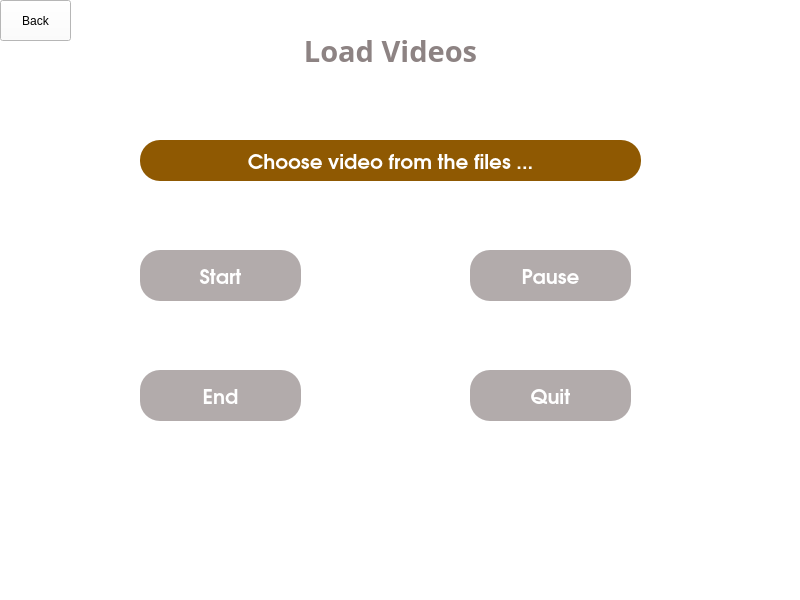
Above: ui/load_video.ui from Bassel-A-Elazab/SocialDistancingDetecor_DesktopApplication_using_Pyhton-OpenCV-YOLO-Birds-Eye-View before the change. Below: the same form after it.
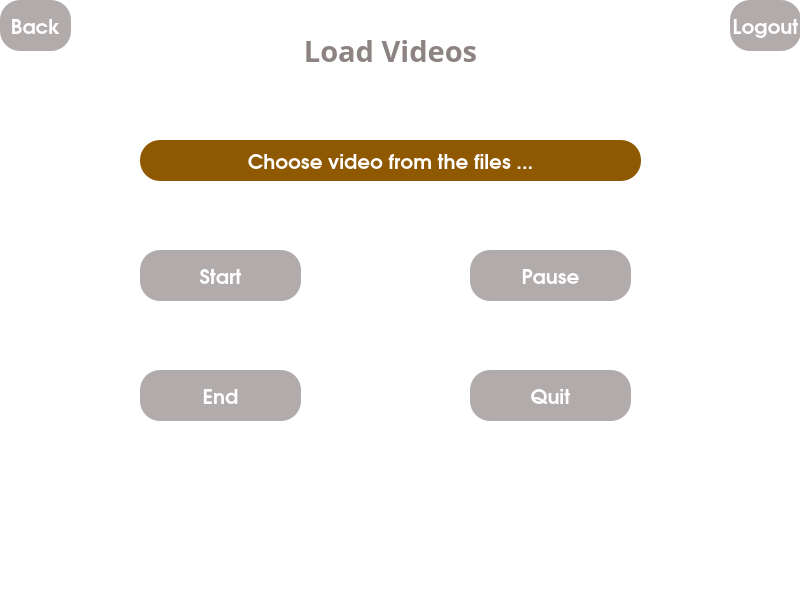
That is the form after the change.

Commit message: Add a Logout button to exit from the desktop-app

```diff
--- a/ui/load_video.ui
+++ b/ui/load_video.ui
@@ -182,13 +182,52 @@
       <x>0</x>
       <y>0</y>
       <width>71</width>
-      <height>41</height>
+      <height>51</height>
      </rect>
     </property>
+    <property name="font">
+     <font>
+      <family>URW Gothic L</family>
+      <pointsize>15</pointsize>
+      <weight>75</weight>
+      <bold>true</bold>
+     </font>
+    </property>
+    <property name="styleSheet">
+     <string notr="true">background-color:rgb(178, 171, 171);
+color: rgb(255, 255, 255);
+border-radius: 20px;</string>
+    </property>
     <property name="text">
      <string>Back</string>
     </property>
    </widget>
+   <widget class="QPushButton" name="logout">
+    <property name="geometry">
+     <rect>
+      <x>730</x>
+      <y>0</y>
+      <width>71</width>
+      <height>51</height>
+     </rect>
+    </property>
+    <property name="font">
+     <font>
+      <family>URW Gothic L</family>
+      <pointsize>15</pointsize>
+      <weight>75</weight>
+      <bold>true</bold>
+     </font>
+    </property>
+    <property name="styleSheet">
+     <string notr="true">background-color:rgb(178, 171, 171);
+color: rgb(255, 255, 255);
+border-radius: 20px;</string>
+    </property>
+    <property name="text">
+     <string>Logout</string>
+    </property>
+   </widget>
   </widget>
   <widget class="QStatusBar" name="statusbar"/>
  </widget>
```
The commit also changes 2 other files.
